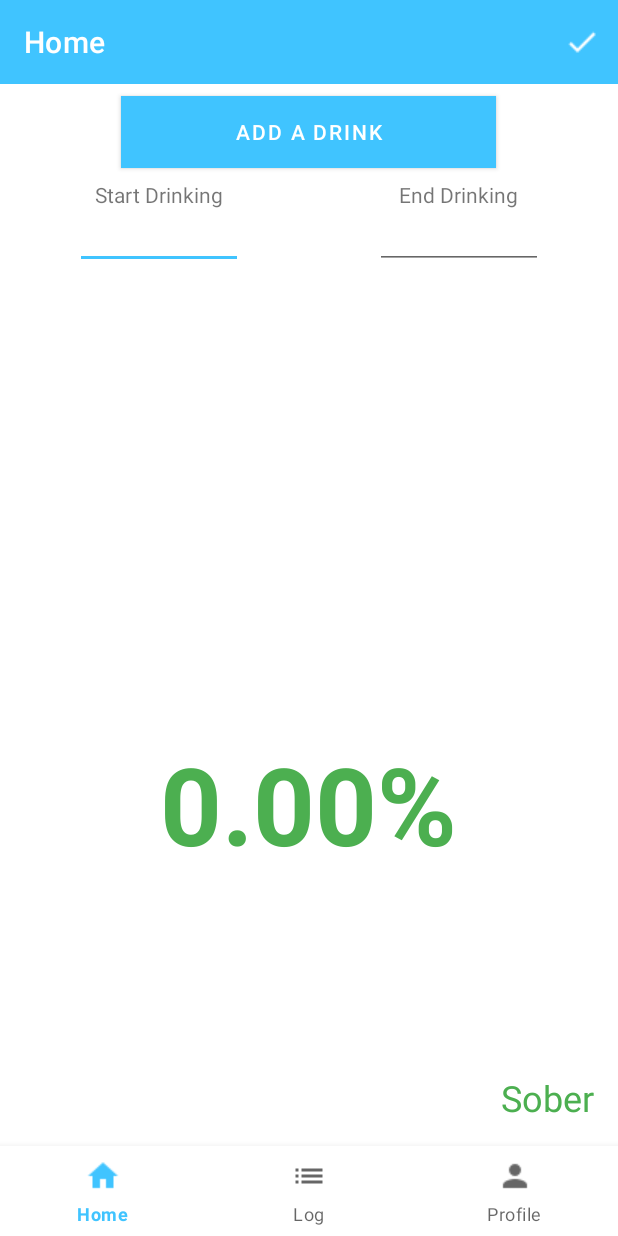
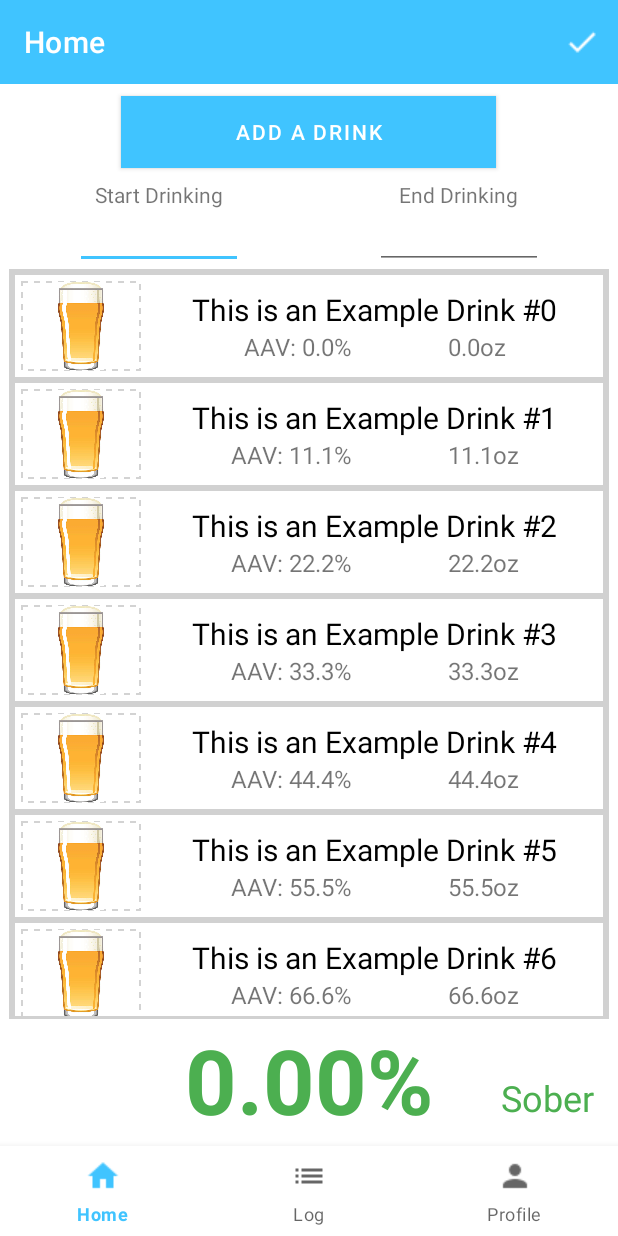
Before and after one commit to fagerbergj/NightsOut, an Android app: the screen it shows after launch (MainActivity), on a phone screen of 412 x 824 dp. Run offline under Robolectric (Android 15) with nearby library versions, the phone set to English and light mode, and no system bars.

Commit message:
getting closer to finishing home layout

```diff
--- /dev/null
+++ b/app/src/main/java/com/example/jasonfagerberg/nightsout/Drink.kt
@@ -0,0 +1,11 @@
+package com.example.jasonfagerberg.nightsout
+
+import java.util.*
+
+
+class Drink(var image: ByteArray, var name: String, var aav: Double,
+            var amount: Double, var measurement: String){
+    override fun toString(): String {
+        return "Drink(image=${Arrays.toString(image)}, name='$name', aav=$aav, amount=$amount, measurement='$measurement')"
+    }
+}
--- a/app/src/main/java/com/example/jasonfagerberg/nightsout/HomeFragment.kt
+++ b/app/src/main/java/com/example/jasonfagerberg/nightsout/HomeFragment.kt
@@ -2,11 +2,16 @@ package com.example.jasonfagerberg.nightsout
 
 import android.os.Bundle
 import android.support.v4.app.Fragment
+import android.support.v7.widget.RecyclerView
 import android.util.Log
 import android.view.*
+import android.support.v7.widget.LinearLayoutManager
+
+
 
 class HomeFragment : Fragment() {
     private val TAG = "HomeFragment"
+    private val drinks: ArrayList<Drink> = ArrayList()
 
     // create fragment view
     override fun onCreateView(inflater: LayoutInflater, container: ViewGroup?,
@@ -18,6 +23,25 @@ class HomeFragment : Fragment() {
         val toolbar:android.support.v7.widget.Toolbar = view!!.findViewById(R.id.toolbarHome)
         toolbar.inflateMenu(R.menu.home_menu)
 
+        // drinks recycler view setup
+        val drinksListView:RecyclerView = view.findViewById(R.id.recyclerDrinkList)
+        val linearLayoutManager = LinearLayoutManager(context)
+        linearLayoutManager.orientation = LinearLayoutManager.VERTICAL
+        drinksListView.layoutManager = linearLayoutManager
+
+        // todo remove test data
+        for (i in 0..9){
+            val drink = Drink(ByteArray(0), "This is an Example Drink #" + i.toString(),
+                    i*10 + i + i.toDouble()/10, (i*10 + i + i.toDouble()/10), "oz")
+            drinks.add(drink)
+        }
+
+        val adapter = HomeFragmentDrinkListAdapter(context!!, drinks) //object to update fragment
+        //update list
+        drinksListView.adapter = adapter //Update display with new list
+        //drinksListView.layoutManager!!.scrollToPosition(drinks.size - 1) //Nav to end of list
+
+
         // return
         return view
     }
--- /dev/null
+++ b/app/src/main/java/com/example/jasonfagerberg/nightsout/HomeFragmentDrinkListAdapter.kt
@@ -0,0 +1,93 @@
+package com.example.jasonfagerberg.nightsout
+
+import android.content.Context
+import android.graphics.BitmapFactory
+import android.support.v7.widget.RecyclerView
+import android.view.LayoutInflater
+import android.view.View
+import android.view.ViewGroup
+import android.widget.ImageView
+import android.widget.LinearLayout
+import android.widget.TextView
+
+import java.util.ArrayList
+
+
+class HomeFragmentDrinkListAdapter//constructor
+(private val mContext: Context, drinksList: ArrayList<Drink>) : RecyclerView.Adapter<HomeFragmentDrinkListAdapter.ViewHolder>() {
+
+    //vars
+    private val drinksList: MutableList<Drink>
+
+    private val mainActivity: MainActivity
+
+    init {
+        this.drinksList = drinksList
+        mainActivity = mContext as MainActivity
+    }
+
+    //set layout inflater & inflate layout
+    override fun onCreateViewHolder(parent: ViewGroup, viewType: Int): ViewHolder {
+        val inflater = LayoutInflater.from(mContext)
+        val view = inflater.inflate(R.layout.fragment_home_list_item, parent, false)
+        return ViewHolder(view)
+    }
+
+    //When view is rendered bind the correct holder to it
+    override fun onBindViewHolder(holder: ViewHolder, position: Int) {
+        val drink = drinksList[position]
+        if (!drink.image.isEmpty()) {
+            holder.image.setImageBitmap(BitmapFactory.decodeByteArray(drink.image, 0, drink.image.size))
+        } else {
+            holder.image.setImageBitmap(BitmapFactory.decodeResource(mContext.resources, R.drawable.beer))
+        }
+        holder.name.text = drink.name
+
+        val aav = "AAV: " + "%.1f".format(drink.aav) + "%"
+        holder.aav.text = aav
+        val amount = "%.1f".format(drink.amount) + drink.measurement
+        holder.amount.text = amount
+
+        holder.foreground.setOnClickListener { v: View ->
+        }
+    }
+
+    override fun getItemCount(): Int {
+        return drinksList.size
+    }
+
+    //ViewHolder for each item in list
+    inner class ViewHolder(itemView: View) : RecyclerView.ViewHolder(itemView) {
+
+        internal var image: ImageView
+        internal var name: TextView
+        internal var aav: TextView
+        internal var amount: TextView
+        internal var foreground: LinearLayout
+        internal var background: LinearLayout
+
+        init {
+            image = itemView.findViewById(R.id.image_drink)
+            name = itemView.findViewById(R.id.drink_name)
+            aav = itemView.findViewById(R.id.drink_aav)
+            amount = itemView.findViewById(R.id.drink_amount)
+
+            foreground = itemView.findViewById(R.id.layout_foreground)
+            background = itemView.findViewById(R.id.layout_background)
+        }
+
+    }
+
+    //swipe remove
+    fun removeItem(position: Int) {
+        drinksList.removeAt(position)
+        notifyItemRemoved(position)
+    }
+
+    //undo swipe remove
+    fun restoreItem(item: Drink, position: Int) {
+        drinksList.add(position, item)
+        // notify item added by position
+        notifyItemInserted(position)
+    }
+}
--- /dev/null
+++ b/app/src/main/res/drawable/image_border.xml
@@ -0,0 +1,16 @@
+<?xml version="1.0" encoding="UTF-8"?>
+<shape xmlns:android="http://schemas.android.com/apk/res/android">
+    <solid android:color="#FFFFFF" />
+
+    <stroke
+        android:width="1dp"
+        android:dashWidth="4dp"
+        android:dashGap="4dp"
+        android:color="#D3D3D3" />
+
+    <padding
+        android:bottom="1dp"
+        android:left="1dp"
+        android:right="1dp"
+        android:top="1dp" />
+</shape>
--- a/app/src/main/res/layout/fragment_home.xml
+++ b/app/src/main/res/layout/fragment_home.xml
@@ -79,25 +79,27 @@
     <android.support.v7.widget.RecyclerView
         android:id="@+id/recyclerDrinkList"
         android:layout_width="match_parent"
-        android:layout_height="300dp"
+        android:layout_height="match_parent"
         android:layout_below="@id/layoutStartDrinking"
-        android:paddingTop="8dp"
-        android:paddingRight="16dp"
-        android:paddingLeft="16dp">
-
-    </android.support.v7.widget.RecyclerView>
+        android:layout_marginEnd="6dp"
+        android:layout_marginStart="6dp"
+        android:background="#d1d1d1"
+        android:paddingBottom="2dp"
+        android:paddingEnd="2dp"
+        android:paddingStart="2dp"
+        android:paddingTop="2dp"
+        android:layout_above="@+id/textBACValue"/>
 
     <TextView
         android:id="@+id/textBACValue"
         android:layout_width="wrap_content"
         android:layout_height="wrap_content"
-        android:layout_below="@id/recyclerDrinkList"
+        android:layout_alignParentBottom="true"
         android:layout_centerHorizontal="true"
-        android:paddingBottom="8dp"
-        android:paddingTop="8dp"
+        android:paddingBottom="4dp"
         android:text="@string/test_bac_value"
         android:textColor="@color/colorGreen"
-        android:textSize="72sp"
+        android:textSize="60sp"
         android:textStyle="bold" />
 
     <TextView
@@ -112,7 +114,6 @@
         android:paddingBottom="16dp"
         android:textColor="@color/colorGreen"
         android:textSize="24sp"
-        android:text="@string/test_user_status"
-        />
+        android:text="@string/test_user_status" />
 
 </RelativeLayout>
--- /dev/null
+++ b/app/src/main/res/layout/fragment_home_list_item.xml
@@ -0,0 +1,106 @@
+<?xml version="1.0" encoding="utf-8"?>
+<FrameLayout
+    xmlns:android="http://schemas.android.com/apk/res/android"
+    xmlns:app="http://schemas.android.com/apk/res-auto"
+    xmlns:tools="http://schemas.android.com/tools"
+    android:layout_width="match_parent"
+    android:layout_height="wrap_content"
+    android:orientation="vertical"
+    android:background="#d1d1d1">
+
+    <LinearLayout
+        android:id="@+id/layout_background"
+        android:layout_width="match_parent"
+        android:layout_height="match_parent"
+        android:layout_margin="2dp"
+        android:background="@color/colorRed"
+        android:orientation="horizontal"
+        android:paddingBottom="4dp"
+        android:paddingTop="4dp">
+
+        <ImageView
+            android:id="@+id/image_delete"
+            android:layout_width="@dimen/ic_delete"
+            android:layout_height="@dimen/ic_delete"
+            android:layout_alignParentEnd="true"
+            android:layout_alignParentRight="true"
+            android:layout_centerVertical="true"
+            android:src="@drawable/ic_baseline_delete_white_24dp" />
+
+        <TextView
+            android:layout_width="wrap_content"
+            android:layout_height="wrap_content"
+            android:layout_centerVertical="true"
+            android:layout_toLeftOf="@+id/image_delete"
+            android:layout_toStartOf="@id/image_delete"
+            android:text="@string/text_remove"
+            android:textColor="#fff"
+            android:textSize="16sp"
+            android:textStyle="bold" />
+
+    </LinearLayout>
+
+
+    <LinearLayout
+        android:id="@+id/layout_foreground"
+        android:layout_width="match_parent"
+        android:layout_height="match_parent"
+        android:layout_margin="2dp"
+        android:background="@color/colorWhite"
+        android:gravity="center"
+        android:orientation="horizontal"
+        android:paddingBottom="4dp"
+        android:paddingTop="4dp">
+
+        <ImageView
+            android:id="@+id/image_drink"
+            android:layout_width="80dp"
+            android:layout_height="60dp"
+            android:layout_marginLeft="4dp"
+            android:layout_marginRight="4dp"
+            android:background="@drawable/image_border"
+            app:srcCompat="@drawable/beer" />
+
+        <LinearLayout
+            android:layout_width="match_parent"
+            android:layout_height="wrap_content"
+            android:layout_marginLeft="4dp"
+            android:layout_marginRight="4dp"
+            android:gravity="center"
+            android:orientation="vertical">
+
+            <TextView
+                android:id="@+id/drink_name"
+                android:layout_width="wrap_content"
+                android:layout_height="wrap_content"
+                android:gravity="center_vertical|center_horizontal"
+                android:text="@string/test_drink_name"
+                android:textColor="@color/colorBlack"
+                android:textSize="20sp" />
+
+            <LinearLayout
+                android:layout_width="wrap_content"
+                android:layout_height="wrap_content"
+                android:gravity="center_vertical|center_horizontal"
+                android:orientation="horizontal">
+
+                <TextView
+                    android:id="@+id/drink_aav"
+                    android:layout_width="wrap_content"
+                    android:layout_height="wrap_content"
+                    android:layout_marginRight="32dp"
+                    android:text="@string/test_drink_AAV"
+                    android:textSize="16sp" />
+
+                <TextView
+                    android:id="@+id/drink_amount"
+                    android:layout_width="wrap_content"
+                    android:layout_height="wrap_content"
+                    android:layout_marginLeft="32dp"
+                    android:text="@string/test_drink_amount"
+                    android:textSize="16sp" />
+            </LinearLayout>
+        </LinearLayout>
+    </LinearLayout>
+
+</FrameLayout>
--- /dev/null
+++ b/app/src/main/res/values/dimens.xml
@@ -0,0 +1,5 @@
+<resources xmlns:tools="http://schemas.android.com/tools">
+    <dimen name="activity_padding_horizontal">16dp</dimen>
+    <dimen name="ic_delete">30dp</dimen>
+    <dimen name="thumbnail">90dp</dimen>
+</resources>
--- a/app/src/main/res/values/strings.xml
+++ b/app/src/main/res/values/strings.xml
@@ -13,7 +13,13 @@
     <string name="text_drinks_label">Drinks</string>
     <string name="text_bac_label">B.A.C</string>
     <string name="text_log_session">Log Session</string>
+    <string name="text_remove">Remove</string>
 
     <string name="test_bac_value">0.00%</string>
     <string name="test_user_status">Sober</string>
+    <string name="test_drink_name">Example Drink Name</string>
+    <string name="test_drink_AAV">AAV: 12.5%</string>
+    <string name="test_drink_amount">16oz</string>
+
+
 </resources>
```
Also changed, not shown: app/src/main/res/drawable/beer.jpg (added), app/src/main/res/drawable/ic_baseline_delete_white_24dp.png (added), app/src/main/res/drawable/liquor.jpeg (added), app/src/main/res/drawable/wine.jpg (added).
